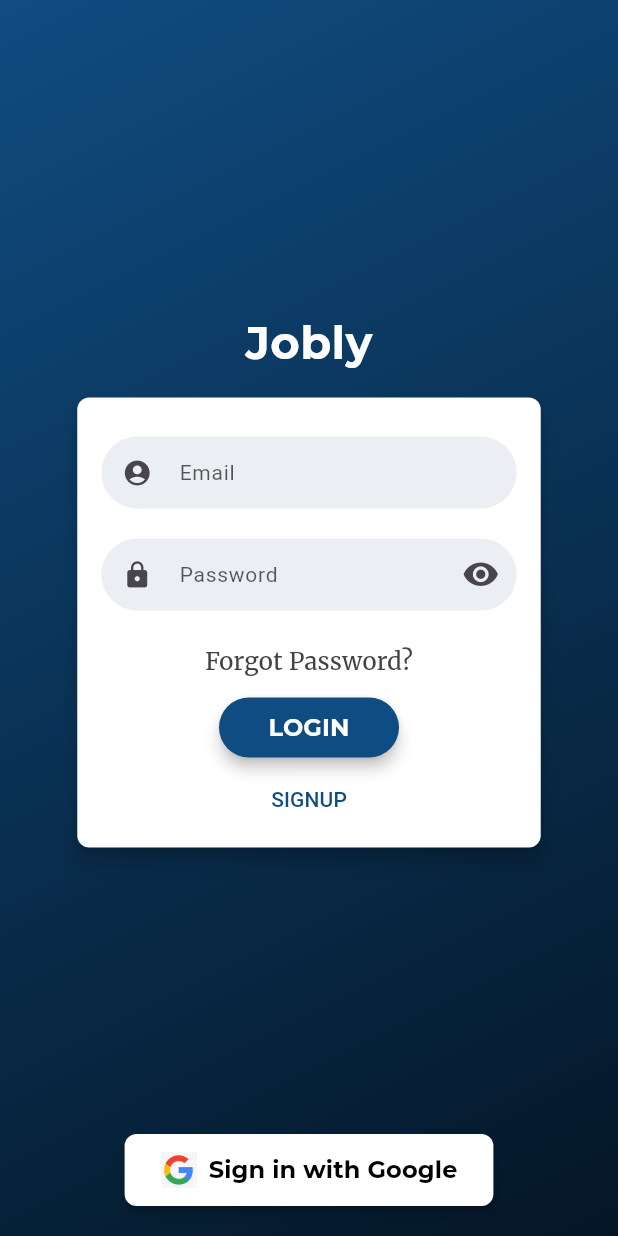
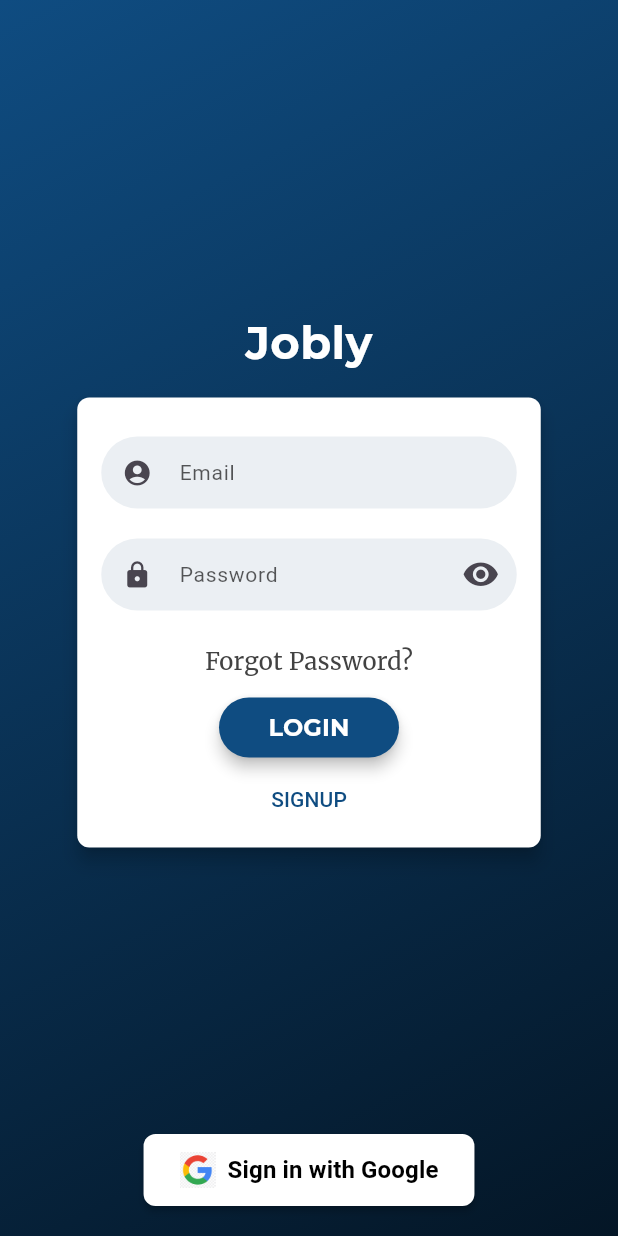
Before and after one commit to this-is-anas/jobly, a Flutter app: the screen it shows after launch, on a phone screen of 412 x 824 dp. Run offline on Flutter 3.47's test engine with Material 3 defaults, Android fonts, the phone set to English and light mode, and no system bars; drawn by our look-alikes of flutter_login; our stand-ins replace curved_navigation_bar, firebase_auth, firebase_core, google_fonts, google_sign_in; accounts and stored records are empty.

Commit message:
added auth servises and twek directory strucutre

```diff
--- a/lib/main.dart
+++ b/lib/main.dart
@@ -1,6 +1,6 @@
 import 'package:firebase_core/firebase_core.dart';
 import 'package:flutter/material.dart';
-import 'package:jobly/pages/login_page.dart';
+import 'package:jobly/pages/login/auth_page.dart';
 
 import 'firebase_options.dart';
 
@@ -19,7 +19,7 @@
   Widget build(BuildContext context) {
     return const MaterialApp(
       debugShowCheckedModeBanner: false,
-      home: LoginPage(),
+      home: AuthPage(),
     );
   }
 }
--- a/lib/pages/home_page.dart
+++ b/lib/pages/home_page.dart
@@ -1,8 +1,8 @@
 import 'package:curved_navigation_bar/curved_navigation_bar.dart';
 import 'package:flutter/material.dart';
-import 'package:jobly/pages/profile_page.dart';
-import 'history_page.dart';
-import 'login_page.dart';
+import 'package:jobly/pages/user/profile_page.dart';
+import 'history/history_page.dart';
+import 'login/login_page.dart';
 
 class HomePage extends StatefulWidget {
   const HomePage({super.key});
--- /dev/null
+++ b/lib/pages/login/auth_page.dart
@@ -0,0 +1,25 @@
+import 'package:firebase_auth/firebase_auth.dart';
+import 'package:flutter/material.dart';
+import 'package:jobly/pages/login/login_or_register.dart';
+import '../home_page.dart';
+
+class AuthPage extends StatelessWidget {
+  const AuthPage({super.key});
+
+  @override
+  Widget build(BuildContext context) {
+    return Scaffold(
+      body: StreamBuilder<User?>(
+        stream: FirebaseAuth.instance.authStateChanges(),
+        builder: (context, snapshot) {
+          // Is user logged in?
+          if (snapshot.hasData) {
+            return HomePage();
+          } else {
+            return LoginOrRegister();
+          }
+        },
+      ),
+    );
+  }
+}
--- /dev/null
+++ b/lib/pages/login/login_or_register.dart
@@ -0,0 +1,11 @@
+import 'package:flutter/material.dart';
+import 'login_page.dart';
+
+class LoginOrRegister extends StatelessWidget {
+  const LoginOrRegister({super.key});
+
+  @override
+  Widget build(BuildContext context) {
+    return const LoginPage();
+  }
+}
--- a/lib/pages/login_page.dart
+++ b/lib/pages/login/login_page.dart
@@ -2,8 +2,8 @@
 import 'package:flutter_login/flutter_login.dart';
 import 'package:google_fonts/google_fonts.dart';
 import 'package:firebase_auth/firebase_auth.dart';
-import 'package:google_sign_in/google_sign_in.dart'; // Add this package
-import 'home_page.dart';
+import '../../services/auth_service.dart';
+import '../home_page.dart';
 
 class LoginPage extends StatelessWidget {
   const LoginPage({super.key});
@@ -44,30 +44,7 @@
     }
   }
 
-  // Google Sign-In
-  Future<void> _signInWithGoogle(BuildContext context) async {
-    try {
-      final GoogleSignInAccount? googleUser = await GoogleSignIn().signIn();
-      if (googleUser == null) return;
 
-      final GoogleSignInAuthentication googleAuth = await googleUser.authentication;
-      final OAuthCredential credential = GoogleAuthProvider.credential(
-        accessToken: googleAuth.accessToken,
-        idToken: googleAuth.idToken,
-      );
-
-      await FirebaseAuth.instance.signInWithCredential(credential);
-
-      // Navigate to HomePage after successful Google Sign-In
-      Navigator.of(context).pushReplacement(
-        MaterialPageRoute(builder: (context) => const HomePage()),
-      );
-    } catch (e) {
-      ScaffoldMessenger.of(context).showSnackBar(
-        SnackBar(content: Text('Google Sign-In failed: ${e.toString()}')),
-      );
-    }
-  }
 
   @override
   Widget build(BuildContext context) {
@@ -126,31 +103,54 @@
             bottom: 20,
             child: Center(
               child: ElevatedButton.icon(
-                onPressed: () => _signInWithGoogle(context),
+                onPressed: () async {
+                  try {
+                    // Call the AuthService's Google Sign-In method
+                    await AuthService().signInWithGoogle();
+
+                    // Navigate to HomePage on success
+                    Navigator.of(context).pushReplacement(
+                      MaterialPageRoute(builder: (context) => const HomePage()),
+                    );
+                  } catch (e) {
+                    // Show a SnackBar for any errors during sign-in
+                    ScaffoldMessenger.of(context).showSnackBar(
+                      SnackBar(content: Text('Sign-In Failed: $e')),
+                    );
+                  }
+                },
+                icon: Image.asset(
+                  'lib/assets/images/google.png', // Path to the Google logo
+                  height: 24,
+                ),
+                label: const Text(
+                  'Sign in with Google',
+                  style: TextStyle(fontSize: 16, fontWeight: FontWeight.bold),
+                ),
                 style: ElevatedButton.styleFrom(
                   backgroundColor: Colors.white,
                   foregroundColor: Colors.black,
-                  padding: EdgeInsets.symmetric(horizontal: 24, vertical: 12),
+                  padding: const EdgeInsets.symmetric(horizontal: 24, vertical: 12),
                   shape: RoundedRectangleBorder(
                     borderRadius: BorderRadius.circular(8),
                   ),
-                  elevation: 3,
-                ),
-                icon: Image.asset(
-                  'lib/assets/images/google.png', // Add a Google logo asset
-                  height: 24,
-                  width: 24,
-                ),
-                label: Text(
-                  'Sign in with Google',
-                  style: GoogleFonts.montserrat(
-                    fontSize: 16,
-                    fontWeight: FontWeight.bold,
-                  ),
+                  elevation: 2,
                 ),
               ),
-            ),
-          ),
+                // icon: Image.asset(
+                //   'lib/assets/images/google.png', // Add a Google logo asset
+                //   height: 24,
+                //   width: 24,
+                // ),
+                // label: Text(
+                //   'Sign in with Google',
+                //   style: GoogleFonts.montserrat(
+                //     fontSize: 16,
+                //     fontWeight: FontWeight.bold,
+                //   ),
+                ),
+              ),
+
         ],
       ),
     );
```
Also changed, not shown: lib/services/auth_service.dart (added, +26 -0 lines), lib/pages/history/history_page.dart (renamed from lib/pages/history_page.dart), lib/pages/user/profile_page.dart (renamed from lib/pages/profile_page.dart).
